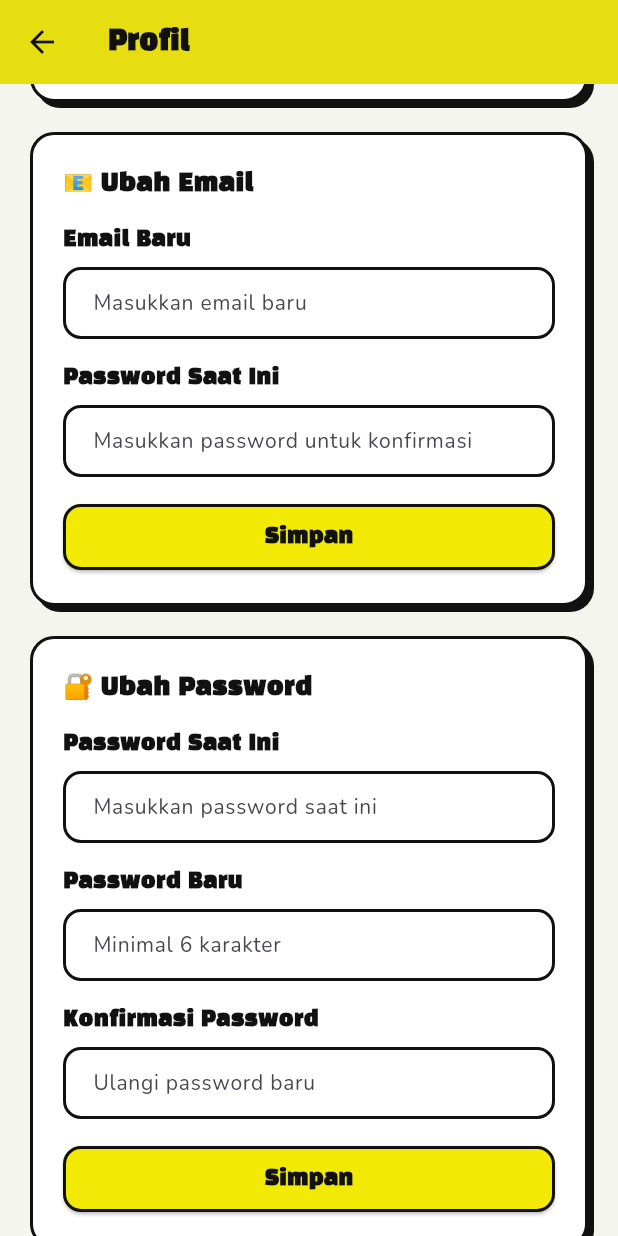
After one commit to carennetanya/moodystudyapps, a Flutter app: the ProfileScreen screen opened directly, scrolled down 292 dp, after a tap on "Simpan", on a phone screen of 412 x 824 dp. The commit adds this screen. Run offline on Flutter 3.47's test engine with Material 3 defaults, Android fonts, the phone set to English and light mode, and no system bars; our stand-ins replace audioplayers, file_picker, flutter_local_notifications, open_file, pdf, timezone and 1 more; missing offline and left inert: flutter_pdf_text, flutter_volume_controller, spotify_sdk; accounts and stored records are empty; network calls fail.

Commit message:
changge name Profile & optimized profile

```diff
--- /dev/null
+++ b/moody_study/lib/screens/profile_screen.dart
@@ -0,0 +1,493 @@
+import 'package:flutter/material.dart';
+import 'package:moody_study/utils/app_localizations.dart';
+import 'package:moody_study/services/profile_service.dart';
+
+class ProfileScreen extends StatefulWidget {
+  const ProfileScreen({super.key});
+
+  @override
+  State<ProfileScreen> createState() => _ProfileScreenState();
+}
+
+class _ProfileScreenState extends State<ProfileScreen> {
+  late TextEditingController _nicknameController;
+  late TextEditingController _emailController;
+  late TextEditingController _currentPasswordController;
+  late TextEditingController _newPasswordController;
+  late TextEditingController _confirmPasswordController;
+
+  bool _loadingNickname = false;
+  bool _loadingEmail = false;
+  bool _loadingPassword = false;
+  String? _errorMessage;
+  String? _successMessage;
+
+  @override
+  void initState() {
+    super.initState();
+    _nicknameController = TextEditingController();
+    _emailController = TextEditingController();
+    _currentPasswordController = TextEditingController();
+    _newPasswordController = TextEditingController();
+    _confirmPasswordController = TextEditingController();
+    _loadNickname();
+  }
+
+  @override
+  void dispose() {
+    _nicknameController.dispose();
+    _emailController.dispose();
+    _currentPasswordController.dispose();
+    _newPasswordController.dispose();
+    _confirmPasswordController.dispose();
+    super.dispose();
+  }
+
+  Future<void> _loadNickname() async {
+    try {
+      final result = await ProfileService.getNickname();
+      if (mounted) {
+        setState(() {
+          _nicknameController.text = result['nickname'] as String? ?? '';
+        });
+      }
+    } catch (e) {
+      debugPrint('Error loading nickname: $e');
+    }
+  }
+
+  Future<void> _updateNickname() async {
+    if (_nicknameController.text.isEmpty) {
+      _showError('Nickname tidak boleh kosong');
+      return;
+    }
+
+    setState(() {
+      _loadingNickname = true;
+      _errorMessage = null;
+      _successMessage = null;
+    });
+
+    try {
+      await ProfileService.setNickname(_nicknameController.text);
+      if (mounted) {
+        setState(() {
+          _successMessage = 'Nickname berhasil diperbarui!';
+          _loadingNickname = false;
+        });
+        _clearSuccessMessage();
+      }
+    } catch (e) {
+      if (mounted) {
+        setState(() {
+          _errorMessage = e.toString().replaceAll('Exception: ', '');
+          _loadingNickname = false;
+        });
+      }
+    }
+  }
+
+  Future<void> _updateEmail() async {
+    if (_emailController.text.isEmpty) {
+      _showError('Email tidak boleh kosong');
+      return;
+    }
+
+    if (!_isValidEmail(_emailController.text)) {
+      _showError('Format email tidak valid');
+      return;
+    }
+
+    setState(() {
+      _loadingEmail = true;
+      _errorMessage = null;
+      _successMessage = null;
+    });
+
+    try {
+      await ProfileService.updateEmail(
+        newEmail: _emailController.text,
+        password: _currentPasswordController.text,
+      );
+      if (mounted) {
+        setState(() {
+          _successMessage = 'Email berhasil diperbarui!';
+          _loadingEmail = false;
+          _currentPasswordController.clear();
+          _emailController.clear();
+        });
+        _clearSuccessMessage();
+      }
+    } catch (e) {
+      if (mounted) {
+        setState(() {
+          _errorMessage = e.toString().replaceAll('Exception: ', '');
+          _loadingEmail = false;
+        });
+      }
+    }
+  }
+
+  Future<void> _updatePassword() async {
+    if (_currentPasswordController.text.isEmpty ||
+        _newPasswordController.text.isEmpty ||
+        _confirmPasswordController.text.isEmpty) {
+      _showError('Semua field password harus diisi');
+      return;
+    }
+
+    if (_newPasswordController.text.length < 6) {
+      _showError('Password baru minimal 6 karakter');
+      return;
+    }
+
+    if (_newPasswordController.text != _confirmPasswordController.text) {
+      _showError('Password baru tidak cocok');
+      return;
+    }
+
+    setState(() {
+      _loadingPassword = true;
+      _errorMessage = null;
+      _successMessage = null;
+    });
+
+    try {
+      await ProfileService.updatePassword(
+        currentPassword: _currentPasswordController.text,
+        newPassword: _newPasswordController.text,
+        confirmPassword: _confirmPasswordController.text,
+      );
+      if (mounted) {
+        setState(() {
+          _successMessage = 'Password berhasil diperbarui!';
+          _loadingPassword = false;
+          _currentPasswordController.clear();
+          _newPasswordController.clear();
+          _confirmPasswordController.clear();
+        });
+        _clearSuccessMessage();
+      }
+    } catch (e) {
+      if (mounted) {
+        setState(() {
+          _errorMessage = e.toString().replaceAll('Exception: ', '');
+          _loadingPassword = false;
+        });
+      }
+    }
+  }
+
+  bool _isValidEmail(String email) {
+    return RegExp(r'^[a-zA-Z0-9._%+-]+@[a-zA-Z0-9.-]+\.[a-zA-Z]{2,}$')
+        .hasMatch(email);
+  }
+
+  void _showError(String message) {
+    setState(() => _errorMessage = message);
+    Future.delayed(const Duration(seconds: 3), () {
+      if (mounted) setState(() => _errorMessage = null);
+    });
+  }
+
+  void _clearSuccessMessage() {
+    Future.delayed(const Duration(seconds: 3), () {
+      if (mounted) setState(() => _successMessage = null);
+    });
+  }
+
+  Widget _buildTextField({
+    required TextEditingController controller,
+    required String label,
+    TextInputType keyboardType = TextInputType.text,
+    bool obscureText = false,
+    String? hint,
+  }) {
+    return Column(
+      crossAxisAlignment: CrossAxisAlignment.start,
+      children: [
+        Text(
+          label,
+          style: const TextStyle(
+            fontFamily: 'BlackHanSans',
+            fontSize: 14,
+            fontWeight: FontWeight.w700,
+            color: Color(0xFF111111),
+          ),
+        ),
+        const SizedBox(height: 8),
+        TextField(
+          controller: controller,
+          keyboardType: keyboardType,
+          obscureText: obscureText,
+          decoration: InputDecoration(
+            hintText: hint,
+            filled: true,
+            fillColor: Colors.white,
+            border: OutlineInputBorder(
+              borderRadius: BorderRadius.circular(12),
+              borderSide: const BorderSide(
+                color: Color(0xFF111111),
+                width: 2,
+              ),
+            ),
+            enabledBorder: OutlineInputBorder(
+              borderRadius: BorderRadius.circular(12),
+              borderSide: const BorderSide(
+                color: Color(0xFF111111),
+                width: 2,
+              ),
+            ),
+            focusedBorder: OutlineInputBorder(
+              borderRadius: BorderRadius.circular(12),
+              borderSide: const BorderSide(
+                color: Color(0xFF1EE86F),
+                width: 2,
+              ),
+            ),
+            contentPadding: const EdgeInsets.symmetric(horizontal: 16, vertical: 12),
+          ),
+          style: const TextStyle(fontFamily: 'Nunito', fontSize: 14),
+        ),
+      ],
+    );
+  }
+
+  Widget _buildSection({
+    required String title,
+    required List<Widget> children,
+    required bool isLoading,
+    required VoidCallback onSubmit,
+  }) {
+    return Container(
+      padding: const EdgeInsets.all(20),
+      decoration: BoxDecoration(
+        color: Colors.white,
+        border: Border.all(color: const Color(0xFF111111), width: 2),
+        borderRadius: BorderRadius.circular(16),
+        boxShadow: const [
+          BoxShadow(
+            color: Color(0xFF111111),
+            offset: Offset(4, 4),
+            blurRadius: 0,
+          )
+        ],
+      ),
+      child: Column(
+        crossAxisAlignment: CrossAxisAlignment.start,
+        children: [
+          Text(
+            title,
+            style: const TextStyle(
+              fontFamily: 'BlackHanSans',
+              fontSize: 16,
+              fontWeight: FontWeight.w700,
+              color: Color(0xFF111111),
+            ),
+          ),
+          const SizedBox(height: 16),
+          ...children,
+          const SizedBox(height: 16),
+          SizedBox(
+            width: double.infinity,
+            child: ElevatedButton(
+              onPressed: isLoading ? null : onSubmit,
+              style: ElevatedButton.styleFrom(
+                backgroundColor: const Color(0xFFF2EA05),
+                foregroundColor: const Color(0xFF111111),
+                disabledBackgroundColor: Colors.grey,
+                padding: const EdgeInsets.symmetric(vertical: 12),
+                shape: RoundedRectangleBorder(
+                  borderRadius: BorderRadius.circular(12),
+                  side: const BorderSide(
+                    color: Color(0xFF111111),
+                    width: 2,
+                  ),
+                ),
+              ),
+              child: isLoading
+                  ? const SizedBox(
+                      height: 20,
+                      width: 20,
+                      child: CircularProgressIndicator(
+                        strokeWidth: 2,
+                        valueColor: AlwaysStoppedAnimation(Color(0xFF111111)),
+                      ),
+                    )
+                  : const Text(
+                      'Simpan',
+                      style: TextStyle(
+                        fontFamily: 'BlackHanSans',
+                        fontSize: 14,
+                        fontWeight: FontWeight.w700,
+                      ),
+                    ),
+            ),
+          ),
+        ],
+      ),
+    );
+  }
+
+  @override
+  Widget build(BuildContext context) {
+    final l = AppLocalizations.of(context);
+    return Scaffold(
+      backgroundColor: const Color(0xFFF5F5F0),
+      appBar: AppBar(
+        backgroundColor: const Color(0xFFF2EA05),
+        elevation: 0,
+        leading: GestureDetector(
+          onTap: () => Navigator.of(context).pop(),
+          child: const Icon(Icons.arrow_back, color: Color(0xFF111111)),
+        ),
+        title: Text(
+          l.navProfile,
+          style: const TextStyle(
+            fontFamily: 'BlackHanSans',
+            fontSize: 18,
+            fontWeight: FontWeight.w700,
+            color: Color(0xFF111111),
+          ),
+        ),
+      ),
+      body: SingleChildScrollView(
+        padding: const EdgeInsets.all(20),
+        child: Column(
+          children: [
+            if (_errorMessage != null)
+              Container(
+                padding: const EdgeInsets.all(12),
+                decoration: BoxDecoration(
+                  color: const Color(0xFFFFE5E5),
+                  border: Border.all(
+                    color: const Color(0xFFDD2C00),
+                    width: 2,
+                  ),
+                  borderRadius: BorderRadius.circular(12),
+                ),
+                child: Row(
+                  children: [
+                    const Icon(
+                      Icons.error_outline,
+                      color: Color(0xFFDD2C00),
+                      size: 20,
+                    ),
+                    const SizedBox(width: 12),
+                    Expanded(
+                      child: Text(
+                        _errorMessage!,
+                        style: const TextStyle(
+                          fontFamily: 'Nunito',
+                          fontSize: 13,
+                          color: Color(0xFF111111),
+                          fontWeight: FontWeight.w600,
+                        ),
+                      ),
+                    ),
+                  ],
+                ),
+              ),
+            if (_successMessage != null)
+              Container(
+                padding: const EdgeInsets.all(12),
+                margin: const EdgeInsets.only(bottom: 16),
+                decoration: BoxDecoration(
+                  color: const Color(0xFFE5FFE5),
+                  border: Border.all(
+                    color: const Color(0xFF1EE86F),
+                    width: 2,
+                  ),
+                  borderRadius: BorderRadius.circular(12),
+                ),
+                child: Row(
+                  children: [
+                    const Icon(
+                      Icons.check_circle_outline,
+                      color: Color(0xFF1EE86F),
+                      size: 20,
+                    ),
+                    const SizedBox(width: 12),
+                    Expanded(
+                      child: Text(
+                        _successMessage!,
+                        style: const TextStyle(
+                          fontFamily: 'Nunito',
+                          fontSize: 13,
+                          color: Color(0xFF111111),
+                          fontWeight: FontWeight.w600,
+                        ),
+                      ),
+                    ),
+                  ],
+                ),
+              ),
+            const SizedBox(height: 12),
+            _buildSection(
+              title: '👤 Ubah Nickname',
+              isLoading: _loadingNickname,
+              onSubmit: _updateNickname,
+              children: [
+                _buildTextField(
+                  controller: _nicknameController,
+                  label: 'Nickname',
+                  hint: 'Masukkan nickname baru',
+                ),
+              ],
+            ),
+            const SizedBox(height: 20),
+            _buildSection(
+              title: '📧 Ubah Email',
+              isLoading: _loadingEmail,
+              onSubmit: _updateEmail,
+              children: [
+                _buildTextField(
+                  controller: _emailController,
+                  label: 'Email Baru',
+                  keyboardType: TextInputType.emailAddress,
+                  hint: 'Masukkan email baru',
+                ),
+                const SizedBox(height: 16),
+                _buildTextField(
+                  controller: _currentPasswordController,
+                  label: 'Password Saat Ini',
+                  obscureText: true,
+                  hint: 'Masukkan password untuk konfirmasi',
+                ),
+              ],
+            ),
+            const SizedBox(height: 20),
+            _buildSection(
+              title: '🔐 Ubah Password',
+              isLoading: _loadingPassword,
+              onSubmit: _updatePassword,
+              children: [
+                _buildTextField(
+                  controller: _currentPasswordController,
+                  label: 'Password Saat Ini',
+                  obscureText: true,
+                  hint: 'Masukkan password saat ini',
+                ),
+                const SizedBox(height: 16),
+                _buildTextField(
+                  controller: _newPasswordController,
+                  label: 'Password Baru',
+                  obscureText: true,
+                  hint: 'Minimal 6 karakter',
+                ),
+                const SizedBox(height: 16),
+                _buildTextField(
+                  controller: _confirmPasswordController,
+                  label: 'Konfirmasi Password',
+                  obscureText: true,
+                  hint: 'Ulangi password baru',
+                ),
+              ],
+            ),
+            const SizedBox(height: 20),
+          ],
+        ),
+      ),
+    );
+  }
+}
--- /dev/null
+++ b/moody_study/lib/services/profile_service.dart
@@ -0,0 +1,119 @@
+import 'dart:convert';
+import 'package:http/http.dart' as http;
+import 'auth_service.dart';
+import 'api_config.dart';
+
+class ProfileService {
+  static String get baseUrl => ApiConfig.baseUrl;
+
+  static Future<Map<String, dynamic>> getNickname() async {
+    final uri = Uri.parse('$baseUrl/api/profile/nickname');
+    final response = await http.get(
+      uri,
+      headers: {
+        'Content-Type': 'application/json',
+        'Authorization': 'Bearer ${AuthService.token}',
+      },
+    );
+
+    if (response.statusCode == 200) {
+      return jsonDecode(response.body) as Map<String, dynamic>;
+    }
+    throw Exception('Failed to get nickname');
+  }
+
+  static Future<Map<String, dynamic>> setNickname(String nickname) async {
+    final uri = Uri.parse('$baseUrl/api/profile/nickname');
+    final response = await http.post(
+      uri,
+      headers: {
+        'Content-Type': 'application/json',
+        'Authorization': 'Bearer ${AuthService.token}',
+      },
+      body: jsonEncode({'nickname': nickname}),
+    );
+
+    if (response.statusCode == 200 || response.statusCode == 201) {
+      return jsonDecode(response.body) as Map<String, dynamic>;
+    }
+
+    try {
+      final body = jsonDecode(response.body);
+      if (body is Map<String, dynamic> && body['message'] is String) {
+        throw Exception(body['message'] as String);
+      }
+    } catch (e) {
+      if (e is Exception) rethrow;
+    }
+
+    throw Exception('Failed to update nickname');
+  }
+
+  static Future<Map<String, dynamic>> updateEmail({
+    required String newEmail,
+    required String password,
+  }) async {
+    final uri = Uri.parse('$baseUrl/api/auth/update-email');
+    final response = await http.put(
+      uri,
+      headers: {
+        'Content-Type': 'application/json',
+        'Authorization': 'Bearer ${AuthService.token}',
+      },
+      body: jsonEncode({
+        'newEmail': newEmail,
+        'password': password,
+      }),
+    );
+
+    if (response.statusCode == 200) {
+      return jsonDecode(response.body) as Map<String, dynamic>;
+    }
+
+    try {
+      final body = jsonDecode(response.body);
+      if (body is Map<String, dynamic> && body['message'] is String) {
+        throw Exception(body['message'] as String);
+      }
+    } catch (e) {
+      if (e is Exception) rethrow;
+    }
+
+    throw Exception('Gagal mengubah email');
+  }
+
+  static Future<Map<String, dynamic>> updatePassword({
+    required String currentPassword,
+    required String newPassword,
+    required String confirmPassword,
+  }) async {
+    final uri = Uri.parse('$baseUrl/api/auth/update-password');
+    final response = await http.put(
+      uri,
+      headers: {
+        'Content-Type': 'application/json',
+        'Authorization': 'Bearer ${AuthService.token}',
+      },
+      body: jsonEncode({
+        'currentPassword': currentPassword,
+        'newPassword': newPassword,
+        'confirmPassword': confirmPassword,
+      }),
+    );
+
+    if (response.statusCode == 200) {
+      return jsonDecode(response.body) as Map<String, dynamic>;
+    }
+
+    try {
+      final body = jsonDecode(response.body);
+      if (body is Map<String, dynamic> && body['message'] is String) {
+        throw Exception(body['message'] as String);
+      }
+    } catch (e) {
+      if (e is Exception) rethrow;
+    }
+
+    throw Exception('Gagal mengubah password');
+  }
+}
--- a/moody_study/lib/utils/app_localizations.dart
+++ b/moody_study/lib/utils/app_localizations.dart
@@ -83,6 +83,7 @@ class AppLocalizations {
   String get navQuiz => isId ? 'Kuis' : 'Quiz';
   String get navStats => isId ? 'Statistik' : 'Stats';
   String get navSettings => isId ? 'Setelan' : 'Settings';
+  String get navProfile => isId ? 'Profil' : 'Profile';
 
   // ─── Mood Screen ──────────────────────────────────────────────────
   String get moodQuestion => isId ? 'Bagaimana mood kamu\nhari ini?' : "How's your mood today?";
```
Also changed, not shown: moody_study/lib/screens/character_intro_screen.dart (+4 -33 lines), 7 other files.
